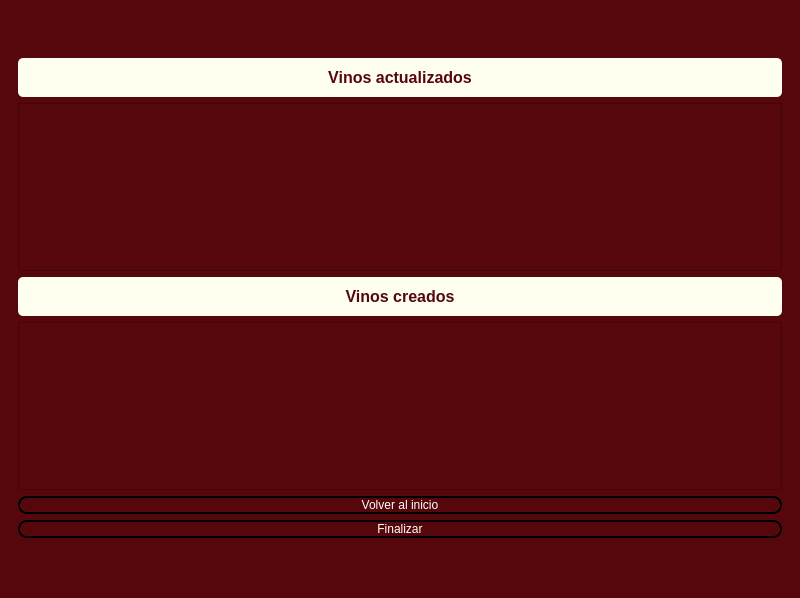
Old version of the form Interfaz/interfazDiseño.ui in the repository FranciscoSaggiorato1/ppai_bonvino.
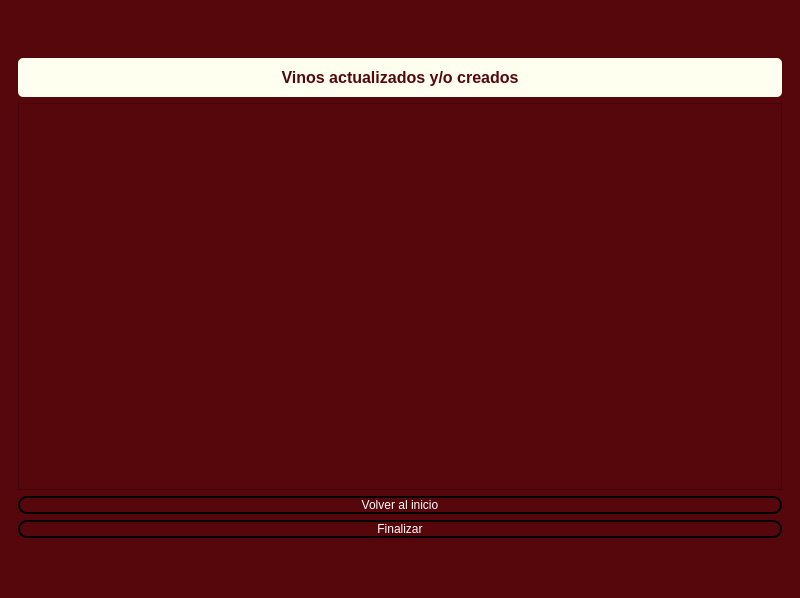
New version of the form. The open tabs and pages were chosen to show the change. Icons and pictures are not drawn.

Diff of the .ui file:
```diff
--- a/Interfaz/interfazDiseño.ui
+++ b/Interfaz/interfazDiseño.ui
@@ -244,7 +244,7 @@
            </string>
           </property>
           <property name="text">
-           <string>Vinos actualizados</string>
+           <string>Vinos actualizados y/o creados</string>
           </property>
           <property name="alignment">
            <set>Qt::AlignCenter</set>
@@ -252,61 +252,7 @@
          </widget>
         </item>
         <item>
-         <widget class="QTableWidget" name="tableVinoActualizados">
-          <property name="sizePolicy">
-           <sizepolicy hsizetype="Expanding" vsizetype="Expanding">
-            <horstretch>50</horstretch>
-            <verstretch>50</verstretch>
-           </sizepolicy>
-          </property>
-          <property name="styleSheet">
-           <string notr="true">
-            background-color: rgb(69, 5, 9);
-            color: rgb(255, 255, 240);
-            QHeaderView::section {
-              color: rgb(255, 255, 240);
-              background-color: rgb(255, 255, 240);
-            }
-            QTableWidgetItem::setData(Qt::BackgroundRole,Qt::grey)
-           </string>
-          </property>
-          <property name="verticalScrollBarPolicy">
-           <enum>Qt::ScrollBarAsNeeded</enum>
-          </property>
-          <property name="horizontalScrollBarPolicy">
-           <enum>Qt::ScrollBarAlwaysOff</enum>
-          </property>
-         </widget>
-        </item>
-        <item>
-         <widget class="QLabel" name="label_3">
-          <property name="sizePolicy">
-           <sizepolicy hsizetype="Preferred" vsizetype="Preferred">
-            <horstretch>0</horstretch>
-            <verstretch>0</verstretch>
-           </sizepolicy>
-          </property>
-          <property name="styleSheet">
-           <string notr="true">
-            color: rgb(86, 7, 12);
-            background-color: rgb(255, 255, 240);
-            font-family: &quot;montserrat&quot;, Times, serif;
-            font-size: 16px;
-            font-weight: bold;
-            border-radius: 5px;
-            padding: 10px;
-           </string>
-          </property>
-          <property name="text">
-           <string>Vinos creados</string>
-          </property>
-          <property name="alignment">
-           <set>Qt::AlignCenter</set>
-          </property>
-         </widget>
-        </item>
-        <item>
-         <widget class="QTableWidget" name="tableVinoCreados">
+         <widget class="QTableWidget" name="tableVino">
           <property name="sizePolicy">
            <sizepolicy hsizetype="Expanding" vsizetype="Expanding">
             <horstretch>50</horstretch>
```
